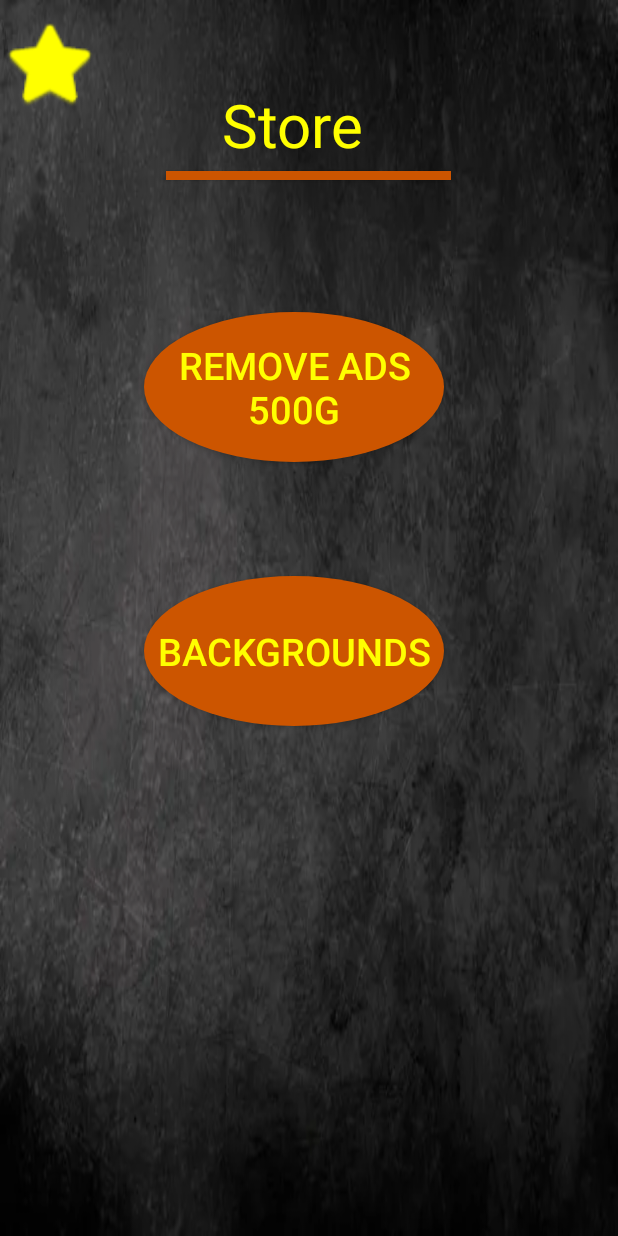
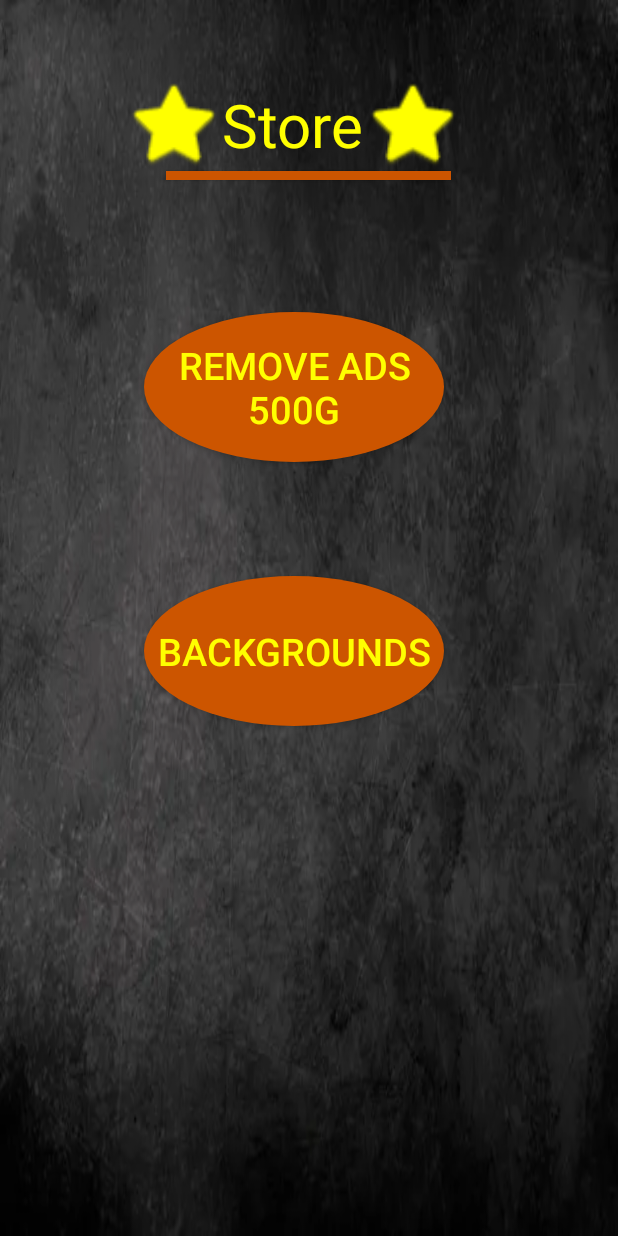
Before and after one commit to krnagy-csu/Project2-CST338, an Android app: the Store screen opened directly, with no data from a screen before it, on a phone screen of 412 x 824 dp. Run offline under Robolectric (Android 15) with nearby library versions, the phone set to English and light mode, and no system bars.

Commit message:
Almost missed some errors though they are fixed. 5/2/2024 Thursday.

```diff
--- a/app/src/main/res/layout/activity_store.xml
+++ b/app/src/main/res/layout/activity_store.xml
@@ -12,19 +12,23 @@
         android:id="@+id/LeftStarFive"
         android:layout_width="65dp"
         android:layout_height="84dp"
+        android:layout_marginTop="40dp"
+        app:layout_constraintEnd_toStartOf="@+id/tStore"
+        app:layout_constraintTop_toTopOf="parent"
+        app:srcCompat="@android:drawable/btn_star"
         app:tint="#FFFF00"
-        app:srcCompat="@android:drawable/btn_star"
-        tools:layout_editor_absoluteX="86dp"
-        tools:layout_editor_absoluteY="40dp" />
+        tools:ignore="ContentDescription" />
 
     <ImageView
         android:id="@+id/imageView"
         android:layout_width="65dp"
         android:layout_height="84dp"
+        android:layout_marginTop="40dp"
+        app:layout_constraintStart_toEndOf="@+id/tStore"
+        app:layout_constraintTop_toTopOf="parent"
+        app:srcCompat="@android:drawable/btn_star"
         app:tint="#FFFF00"
-        app:srcCompat="@android:drawable/btn_star"
-        tools:layout_editor_absoluteX="245dp"
-        tools:layout_editor_absoluteY="40dp" />
+        tools:ignore="ContentDescription"/>
 
     <Button
         android:id="@+id/UnderLineOne"
```
